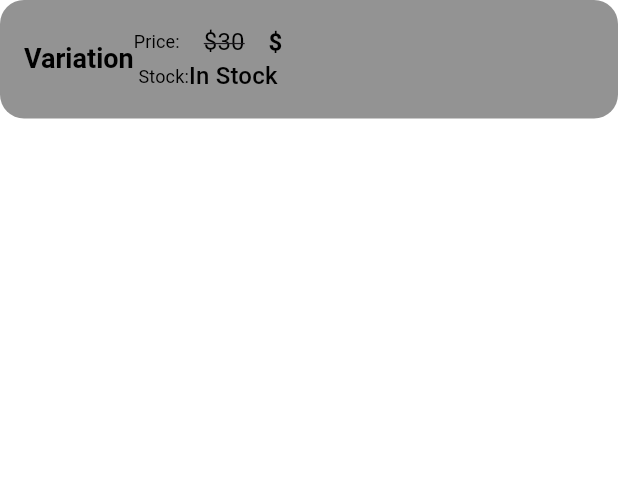
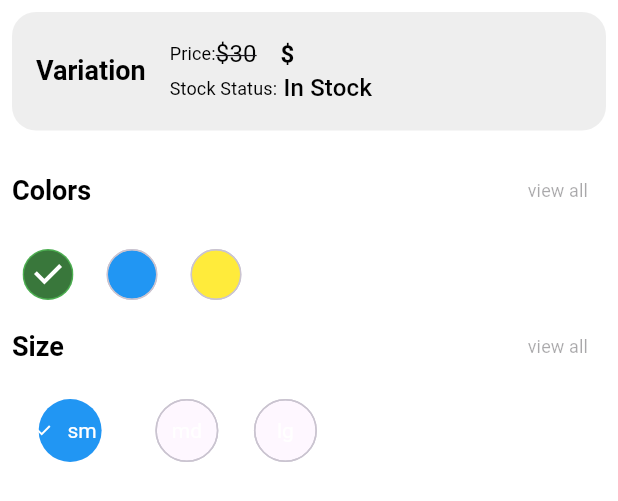
Before and after one commit to sayyamButt317/ShoppingStore, a Flutter app: the ProductAttributes widget shown alone on an empty page, opened directly with empty values, on a phone screen of 412 x 824 dp. Shown: the top 501 px of the screen. Run offline on Flutter 3.47's test engine with Material 3 defaults, Android fonts, the phone set to English and light mode, and no system bars; our stand-ins replace cached_network_image, carousel_slider, get, get_storage, iconsax, smooth_page_indicator; accounts and stored records are empty; network calls fail; Roboto replaces fonts that are missing (Poppins); project files that could hold a hidden picture were left out.

Commit message:
updated product screen

```diff
--- a/lib/Presentation_Layer/Pages/HomeScreen/Widget/Container/circularcontainer.dart
+++ b/lib/Presentation_Layer/Pages/HomeScreen/Widget/Container/circularcontainer.dart
@@ -11,7 +11,7 @@ class CircularContainer extends StatelessWidget {
     this.radius = AppSize.cardRadiusLg,
     this.child,
     this.padding,
-    this.backgroundColor ,
+    this.backgroundColor = AppColor.white ,
     this.margin,
     this.showBorder = false,
     this.borderColor = AppColor.primaryBorderColor,
--- a/lib/Presentation_Layer/Pages/HomeScreen/Widget/curved edge/curvededge_widget.dart
+++ b/lib/Presentation_Layer/Pages/HomeScreen/Widget/curved edge/curvededge_widget.dart
@@ -12,7 +12,7 @@ class CurvedEdgeWidget extends StatelessWidget {
   @override
   Widget build(BuildContext context) {
     return ClipPath(
-      clipper: CustomCurvedEdges(),
+      // clipper: CustomCurvedEdges(),
       child: child,
     );
   }
--- a/lib/Presentation_Layer/Pages/ProductScreen/widget/product_attributes.dart
+++ b/lib/Presentation_Layer/Pages/ProductScreen/widget/product_attributes.dart
@@ -1,4 +1,5 @@
 import 'package:flutter/material.dart';
+import 'package:shoppingstore/Presentation_Layer/Pages/ProductScreen/widget/product_color_chip.dart';
 import 'package:shoppingstore/Utils/Color/colors.dart';
 import 'package:shoppingstore/Utils/Helperfunction/helper.dart';
 import 'package:shoppingstore/Utils/Sizes/app_size.dart';
@@ -16,34 +17,40 @@ class ProductAttributes extends StatelessWidget {
   Widget build(BuildContext context) {
     final dark = HelperFunction.boolIsDarkMode(context);
     //selected Attributes pricing and description
-    return Column(
+    return Padding(
+      padding: const EdgeInsets.all(8.0),
+      child: Column(
         children: [
+          //selected Attributes Pricing and Description
           CircularContainer(
             padding: const EdgeInsets.all(AppSize.md),
-          backgroundColor: dark ? AppColor.darkerGrey : AppColor.darkGrey,
+            backgroundColor: dark ? AppColor.darkerGrey : AppColor.grey,
             child: Column(
-            crossAxisAlignment: CrossAxisAlignment.start,
               children: [
                 //title,price and stock status
                 Row(
                   children: [
                     const SectionHeading(
                         title: 'Variation', showActionButton: false),
-
+                    const SizedBox(
+                      width: AppSize.spacebtwItems,
+                    ),
                     Column(
+                      crossAxisAlignment: CrossAxisAlignment.start,
                       children: [
                         Row(
                           children: [
                             const ProductTileText(
                                 title: 'Price:', smallSize: true),
-                          const SizedBox(width: AppSize.spacebtwItems),
+
                             //Actual Price
                             Text(
                               '\$30',
                               style: Theme.of(context)
                                   .textTheme
                                   .titleSmall!
-                                .apply(decoration: TextDecoration.lineThrough),
+                                  .apply(
+                                      decoration: TextDecoration.lineThrough),
                             ),
                             const SizedBox(
                               width: AppSize.spacebtwItems,
@@ -59,20 +66,71 @@ class ProductAttributes extends StatelessWidget {
                         Row(
                           children: [
                             const ProductTileText(
-                              title: 'Stock:', smallSize: true),
-                          Text("In Stock",
+                                title: 'Stock Status:', smallSize: true),
+                            Text(" In Stock",
                                 style: Theme.of(context).textTheme.titleMedium),
-
                           ],
                         ),
                       ],
                     ),
                   ],
                 ),
+
+                // variation Description
+                // ProductTileText(
+                //   title: product.description,
+                //   smallSize: true,
+                //   maxLines: 2,
+                // ),
               ],
             ),
           ),
+          const SizedBox(
+            height: AppSize.spacebtwItems,
+          ),
+          //Attributes
+          Column(
+            crossAxisAlignment: CrossAxisAlignment.start,
+            children: [
+              const SectionHeading(title: 'Colors'),
+              const SizedBox(
+                height: AppSize.spacebtwItems / 2,
+              ),
+              Wrap(
+                spacing: 8,
+                children: [
+                  ProductColorChip(
+                      text: 'Green', selected: true, onSelected: (value) {}),
+                  ProductColorChip(
+                      text: 'Blue', selected: false, onSelected: (value) {}),
+                  ProductColorChip(
+                      text: 'Yellow', selected: false, onSelected: (value) {}),
                 ],
+              )
+            ],
+          ),
+          Column(
+            crossAxisAlignment: CrossAxisAlignment.start,
+            children: [
+              const SectionHeading(title: 'Size'),
+              const SizedBox(
+                height: AppSize.spacebtwItems / 2,
+              ),
+              Wrap(
+                spacing: 8,
+                children: [
+                  ProductColorChip(
+                      text: 'sm', selected: true, onSelected: (value) {}),
+                  ProductColorChip(
+                      text: 'md', selected: false, onSelected: (value) {}),
+                  ProductColorChip(
+                      text: 'lg', selected: false, onSelected: (value) {}),
+                ],
+              )
+            ],
+          ),
+        ],
+      ),
     );
   }
 }
--- /dev/null
+++ b/lib/Presentation_Layer/Pages/ProductScreen/widget/product_color_chip.dart
@@ -0,0 +1,39 @@
+import 'package:flutter/material.dart';
+import 'package:shoppingstore/Presentation_Layer/Pages/HomeScreen/Widget/Container/circularcontainer.dart';
+import 'package:shoppingstore/Utils/Color/colors.dart';
+import 'package:shoppingstore/Utils/Helperfunction/helper.dart';
+
+class ProductColorChip extends StatelessWidget {
+  const ProductColorChip({
+    super.key,
+    required this.text,
+    required this.selected,
+    this.onSelected,
+  });
+  final String text;
+  final bool selected;
+  final void Function(bool)? onSelected;
+  @override
+  Widget build(BuildContext context) {
+    final isColor=HelperFunction.getColor(text) != null;
+    return ChoiceChip(
+      label:isColor
+          ? const SizedBox()
+          :  Text(text),
+      selected: selected,
+      onSelected: (value) {},
+      labelStyle: const TextStyle(color: true ? AppColor.white : null),
+      avatar: HelperFunction.getColor(text) != null
+          ? CircularContainer(
+              width: 50,
+              height: 50,
+              backgroundColor: HelperFunction.getColor(text)!)
+          : null,
+      shape: const CircleBorder(),
+      labelPadding: isColor ? const EdgeInsets.all(0):null,
+      padding: isColor ? const EdgeInsets.all(0):null,
+      selectedColor:isColor ? Colors.green:null,
+      backgroundColor:isColor  ? HelperFunction.getColor(text)!:null,
+    );
+  }
+}
--- a/lib/shop/Card/product_vertical_card.dart
+++ b/lib/shop/Card/product_vertical_card.dart
@@ -10,7 +10,7 @@ import '../../Utils/Icon/circular_icon.dart';
 import '../../Utils/Shadow/shadow_style.dart';
 import '../../Utils/Sizes/app_size.dart';
 import '../../Presentation_Layer/Pages/ProductScreen/Model/product.dart';
-import '../../Presentation_Layer/Pages/ProductScreen/Views/product_image_slider.dart';
+import '../../Presentation_Layer/Pages/ProductScreen/Views/product_detail_screen.dart';
 import '../price/product_price.dart';
 import '../text/product_text.dart';
 
```
Also changed, not shown: lib/Presentation_Layer/Pages/HomeScreen/View/homescreen.dart (+6 -6 lines), lib/Presentation_Layer/Pages/ProductScreen/Views/product_detail_screen.dart (added, +59 -0 lines), lib/Presentation_Layer/Pages/ProductScreen/Views/product_image_slider.dart (deleted, +0 -35 lines), lib/Presentation_Layer/Pages/ProductScreen/widget/product_metadata.dart (added, +110 -0 lines), lib/Presentation_Layer/Pages/ProductScreen/widget/produxt_metadata.dart (deleted, +0 -91 lines), lib/Presentation_Layer/Pages/ProductScreen/widget/rating_share.dart (+5 -3 lines). Lines whose indentation alone changed are shown as unchanged.
